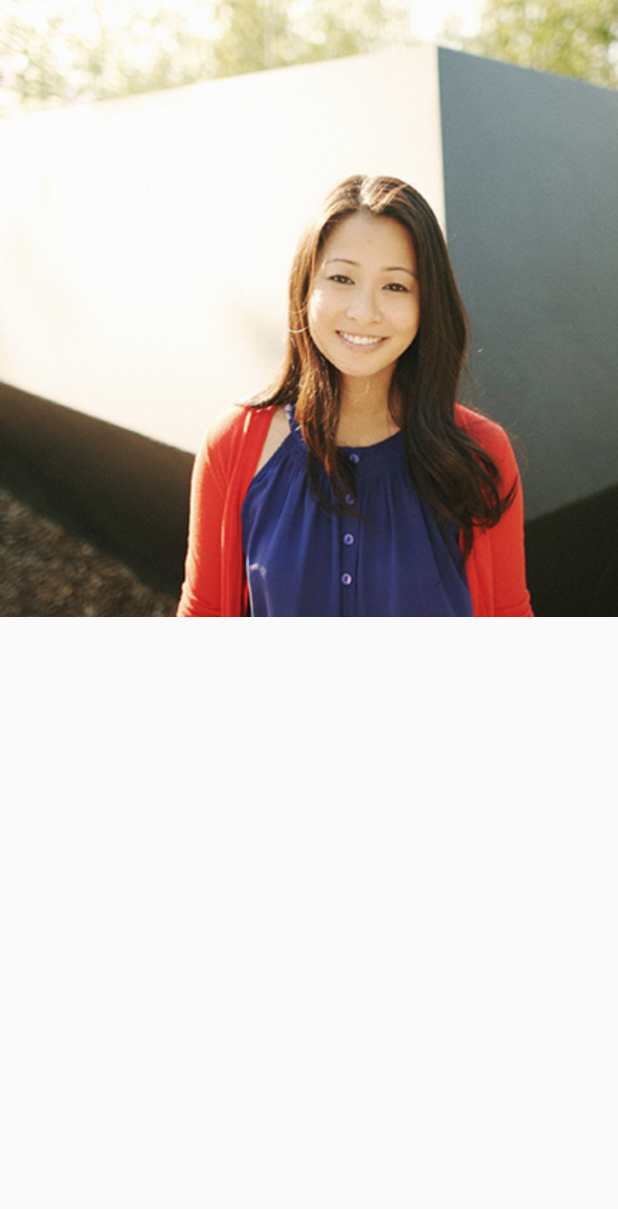
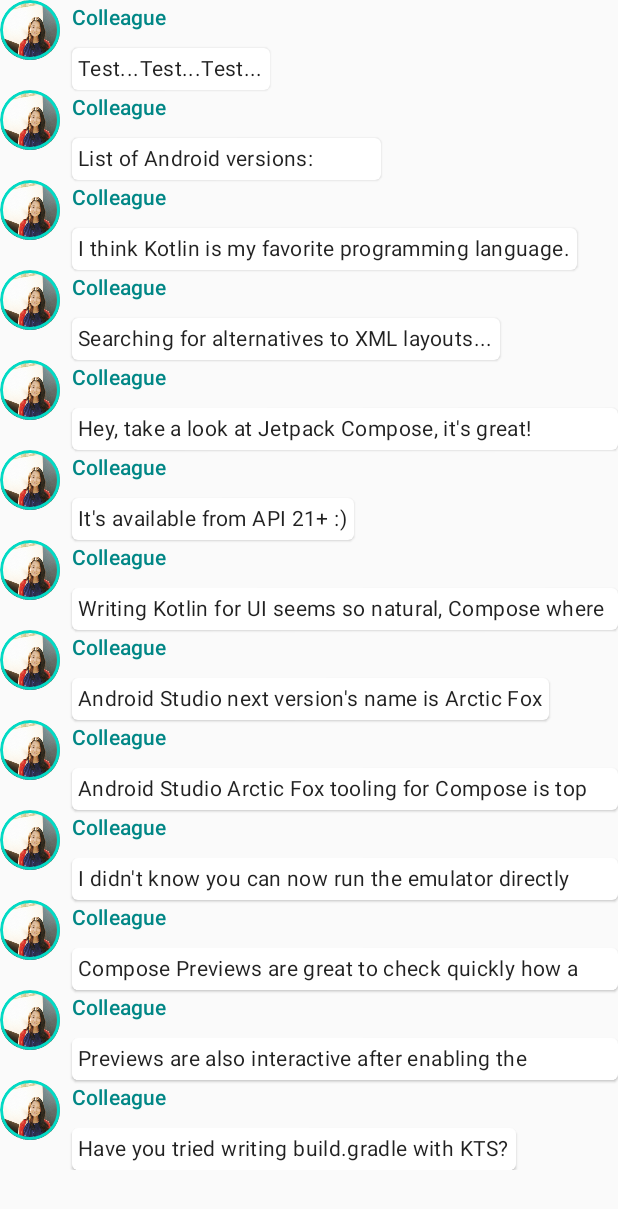
Before and after one commit to kimura78/Jetpack_compose_study, an Android app built with Jetpack Compose: the screen it shows after launch (MainActivity), on a phone screen of 412 x 824 dp. Shown: the top 1209 px of the screen. Run offline under Robolectric (Android 15) with nearby library versions, the phone set to English and light mode, and no system bars.

Commit message:
チャット画面のアニメーションを追加

```diff
--- a/ComposeTutorial/app/src/main/java/com/example/composetutorial/MainActivity.kt
+++ b/ComposeTutorial/app/src/main/java/com/example/composetutorial/MainActivity.kt
@@ -4,24 +4,31 @@ import android.os.Bundle
 import androidx.activity.ComponentActivity
 import androidx.activity.compose.setContent
 import androidx.compose.foundation.Image
-import androidx.compose.foundation.layout.Box
-import androidx.compose.foundation.layout.Column
-import androidx.compose.foundation.layout.Row
-import androidx.compose.foundation.layout.fillMaxSize
+import androidx.compose.foundation.border
+import androidx.compose.foundation.clickable
+import androidx.compose.foundation.layout.*
+import androidx.compose.foundation.lazy.LazyColumn
+import androidx.compose.foundation.lazy.items
+import androidx.compose.foundation.shape.CircleShape
 import androidx.compose.material.MaterialTheme
 import androidx.compose.material.Surface
 import androidx.compose.material.Text
-import androidx.compose.runtime.Composable
+import androidx.compose.runtime.*
 import androidx.compose.ui.Modifier
+import androidx.compose.ui.draw.clip
 import androidx.compose.ui.res.painterResource
 import androidx.compose.ui.tooling.preview.Preview
+import androidx.compose.ui.unit.dp
+import com.example.compose.tutorial.SampleData
 import com.example.composetutorial.ui.theme.ComposeTutorialTheme
 
 class MainActivity : ComponentActivity() {
     override fun onCreate(savedInstanceState: Bundle?) {
         super.onCreate(savedInstanceState)
         setContent {
-            MessageCard(Message("Android", "Jetpack Compose"))
+            ComposeTutorialTheme {
+                Conversation(SampleData.conversationSample)
+            }
         }
     }
 }
@@ -34,18 +41,59 @@ fun MessageCard(msg: Message) {
         Image(
             painter = painterResource(R.drawable.profile_picture),
             contentDescription = "Contact profile picture",
+            modifier = Modifier
+                .size(40.dp)
+                .clip(CircleShape)
+                .border(1.5.dp, MaterialTheme.colors.secondary, CircleShape)
         )
-        Column {
-            Text(text = msg.author)
-            Text(text = msg.body)
+        Spacer(modifier = Modifier.width(8.dp))
+
+        var isExpanded by remember { mutableStateOf(false) }
+
+        Column(modifier = Modifier.clickable { isExpanded = !isExpanded }) {
+            Text(
+                text = msg.author,
+                color = MaterialTheme.colors.secondaryVariant,
+                style = MaterialTheme.typography.subtitle2,
+            )
+
+            Spacer(modifier = Modifier.height(8.dp))
+
+            Surface(shape = MaterialTheme.shapes.medium, elevation = 1.dp) {
+                Text(
+                    text = msg.body,
+                    modifier = Modifier.padding(all = 4.dp),
+                    maxLines = if (isExpanded) Int.MAX_VALUE else 1,
+                    style = MaterialTheme.typography.body2,
+                )
+            }
+        }
+    }
+}
+
+@Preview(showBackground = true)
+@Composable
+fun PreviewMessageCard() {
+    ComposeTutorialTheme {
+        MessageCard(
+            msg = Message("Colleague", "Jetpack Compose")
+        )
+    }
+}
+
+@Composable
+fun Conversation(messages: List<Message>) {
+    LazyColumn {
+        items(messages) { message ->
+            MessageCard(message)
         }
     }
 }
 
 @Preview
 @Composable
-fun PreviewMessageCard() {
-    MessageCard(
-        msg = Message("Colleague", "Hey, take a look at Jetpack Compose, it's great!")
-    )
+fun PreviewConversation() {
+    ComposeTutorialTheme() {
+        Conversation(SampleData.conversationSample)
+    }
 }
--- /dev/null
+++ b/ComposeTutorial/app/src/main/java/com/example/composetutorial/SampleData.kt
@@ -0,0 +1,74 @@
+package com.example.compose.tutorial
+
+import com.example.composetutorial.Message
+
+object SampleData {
+    // Sample conversation data
+    val conversationSample = listOf(
+        Message(
+            "Colleague",
+            "Test...Test...Test..."
+        ),
+        Message(
+            "Colleague",
+            "List of Android versions:\n" +
+                    "Android KitKat (API 19)\n" +
+                    "Android Lollipop (API 21)\n" +
+                    "Android Marshmallow (API 23)\n" +
+                    "Android Nougat (API 24)\n" +
+                    "Android Oreo (API 26)\n" +
+                    "Android Pie (API 28)\n" +
+                    "Android 10 (API 29)\n" +
+                    "Android 11 (API 30)\n" +
+                    "Android 12 (API 31)\n"
+        ),
+        Message(
+            "Colleague",
+            "I think Kotlin is my favorite programming language.\n" +
+                    "It's so much fun!"
+        ),
+        Message(
+            "Colleague",
+            "Searching for alternatives to XML layouts..."
+        ),
+        Message(
+            "Colleague",
+            "Hey, take a look at Jetpack Compose, it's great!\n" +
+                    "It's the Android's modern toolkit for building native UI." +
+                    "It simplifies and accelerates UI development on Android." +
+                    "Less code, powerful tools, and intuitive Kotlin APIs :)"
+        ),
+        Message(
+            "Colleague",
+            "It's available from API 21+ :)"
+        ),
+        Message(
+            "Colleague",
+            "Writing Kotlin for UI seems so natural, Compose where have you been all my life?"
+        ),
+        Message(
+            "Colleague",
+            "Android Studio next version's name is Arctic Fox"
+        ),
+        Message(
+            "Colleague",
+            "Android Studio Arctic Fox tooling for Compose is top notch ^_^"
+        ),
+        Message(
+            "Colleague",
+            "I didn't know you can now run the emulator directly from Android Studio"
+        ),
+        Message(
+            "Colleague",
+            "Compose Previews are great to check quickly how a composable layout looks like"
+        ),
+        Message(
+            "Colleague",
+            "Previews are also interactive after enabling the experimental setting"
+        ),
+        Message(
+            "Colleague",
+            "Have you tried writing build.gradle with KTS?"
+        ),
+    )
+}
```
